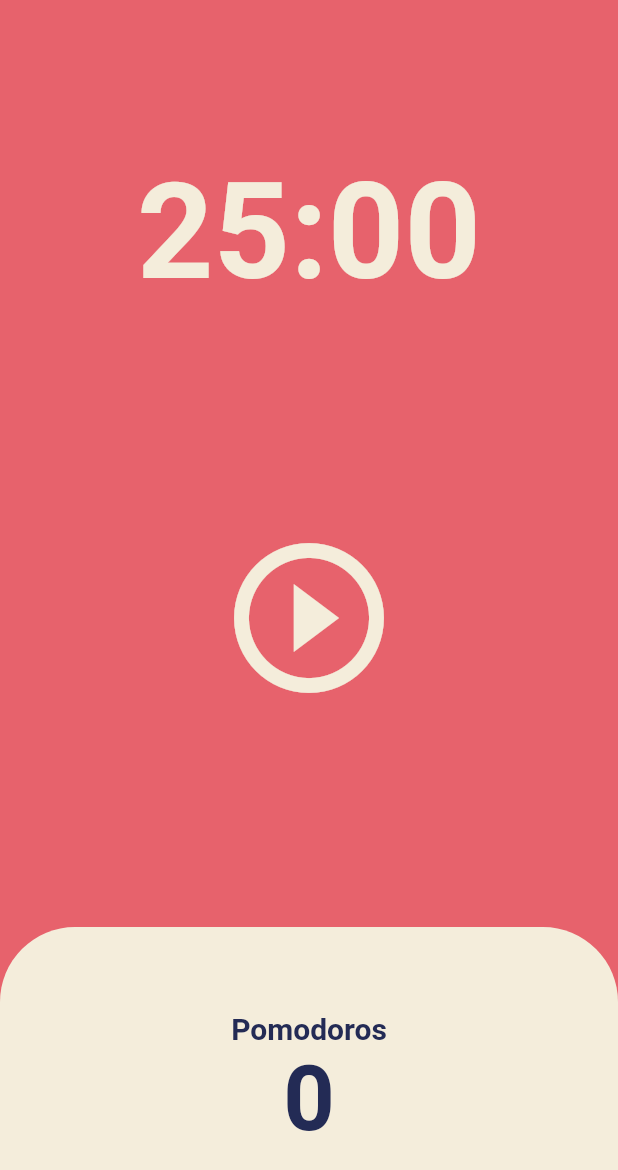
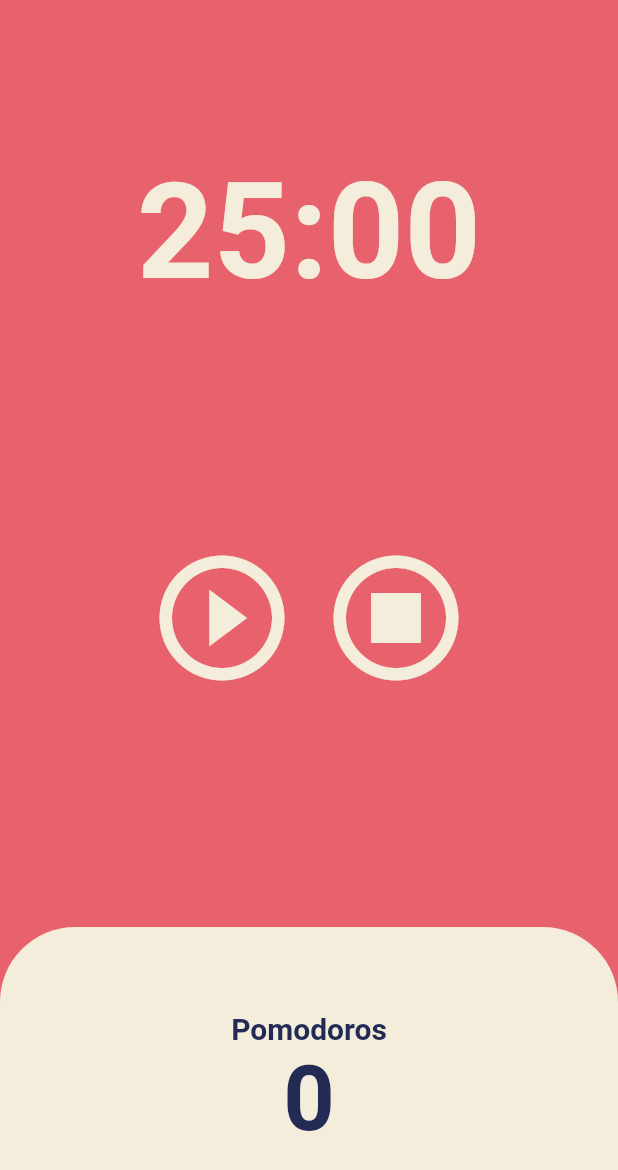
Before and after one commit to es5es5/toonflix, a Flutter app: the screen it shows after launch, on a phone screen of 412 x 824 dp. Shown: the top 1170 px of the screen. Run offline on Flutter 3.47's test engine with Material 2 defaults, Android fonts, the phone set to English and light mode, and no system bars.

Commit message:
#5.4 Code Challenge

```diff
--- a/lib/screens/home_screen.dart
+++ b/lib/screens/home_screen.dart
@@ -52,6 +52,14 @@ class _HomeScreenState extends State<HomeScreen> {
     });
   }
 
+  void onStopPressed() {
+    timer.cancel();
+    setState(() {
+      isRunning = false;
+      totalSeconds = twentyFiveMinutes;
+    });
+  }
+
   @override
   Widget build(BuildContext context) {
     return Scaffold(
@@ -75,8 +83,11 @@ class _HomeScreenState extends State<HomeScreen> {
           Flexible(
             flex: 2,
             child: Center(
-              child: IconButton(
-                iconSize: 120,
+              child: Row(
+                mainAxisAlignment: MainAxisAlignment.center,
+                children: [
+                  IconButton(
+                    iconSize: 100,
                     color: Theme.of(context).cardColor,
                     onPressed: isRunning ? onPausePressed : onStartPressed,
                     icon: isRunning
@@ -84,6 +95,13 @@ class _HomeScreenState extends State<HomeScreen> {
                         : const Icon(
                             Icons.play_circle_outline,
                           ),
+                  ),
+                  IconButton(
+                      iconSize: 100,
+                      color: Theme.of(context).cardColor,
+                      onPressed: onStopPressed,
+                      icon: const Icon(Icons.stop_circle_outlined)),
+                ],
               ),
             ),
           ),
```
Lines whose indentation alone changed are shown as unchanged.
